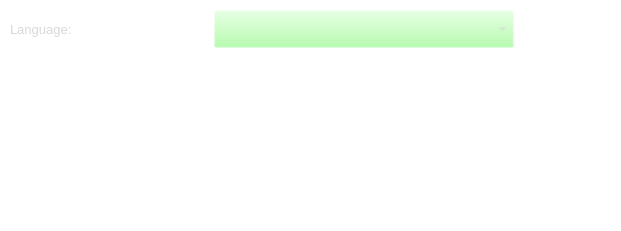
Before: the Qt Designer form src/ui/roapagewelcome.ui in Lerentis/ROAI, drawn with Qt 5.
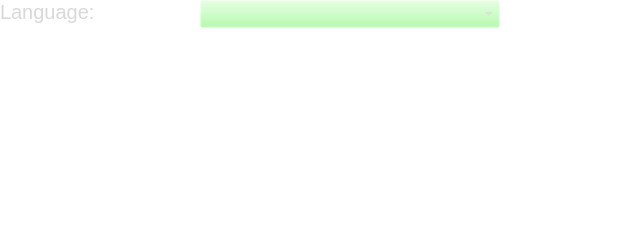
After: the same form once the commit is applied.

Diff of the .ui file:
```diff
--- a/src/ui/roapagewelcome.ui
+++ b/src/ui/roapagewelcome.ui
@@ -32,10 +32,10 @@
   <widget class="QComboBox" name="qcLanguage">
    <property name="geometry">
     <rect>
-     <x>214</x>
-     <y>10</y>
+     <x>200</x>
+     <y>0</y>
      <width>300</width>
-     <height>38</height>
+     <height>28</height>
     </rect>
    </property>
    <property name="minimumSize">
@@ -47,34 +47,34 @@
    <property name="font">
     <font>
      <family>Ubuntu</family>
-     <pointsize>10</pointsize>
-     <stylestrategy>PreferAntialias</stylestrategy>
-     <kerning>false</kerning>
+     <pointsize>-1</pointsize>
     </font>
    </property>
    <property name="styleSheet">
-    <string notr="true">color: rgb(216, 216, 216);</string>
+    <string notr="true">color: rgb(216, 216, 216);
+font-size: 20px;
+font-family: &quot;Ubuntu&quot;;</string>
    </property>
   </widget>
   <widget class="QLabel" name="qlLanguage">
    <property name="geometry">
     <rect>
-     <x>10</x>
-     <y>10</y>
+     <x>0</x>
+     <y>0</y>
      <width>200</width>
-     <height>38</height>
+     <height>24</height>
     </rect>
    </property>
    <property name="font">
     <font>
      <family>Ubuntu</family>
-     <pointsize>10</pointsize>
-     <stylestrategy>PreferAntialias</stylestrategy>
-     <kerning>false</kerning>
+     <pointsize>-1</pointsize>
     </font>
    </property>
    <property name="styleSheet">
-    <string notr="true">color: rgb(216, 216, 216);</string>
+    <string notr="true">color: rgb(216, 216, 216);
+font-size: 20px;
+font-family: &quot;Ubuntu&quot;;</string>
    </property>
    <property name="text">
     <string>Language:</string>
```
